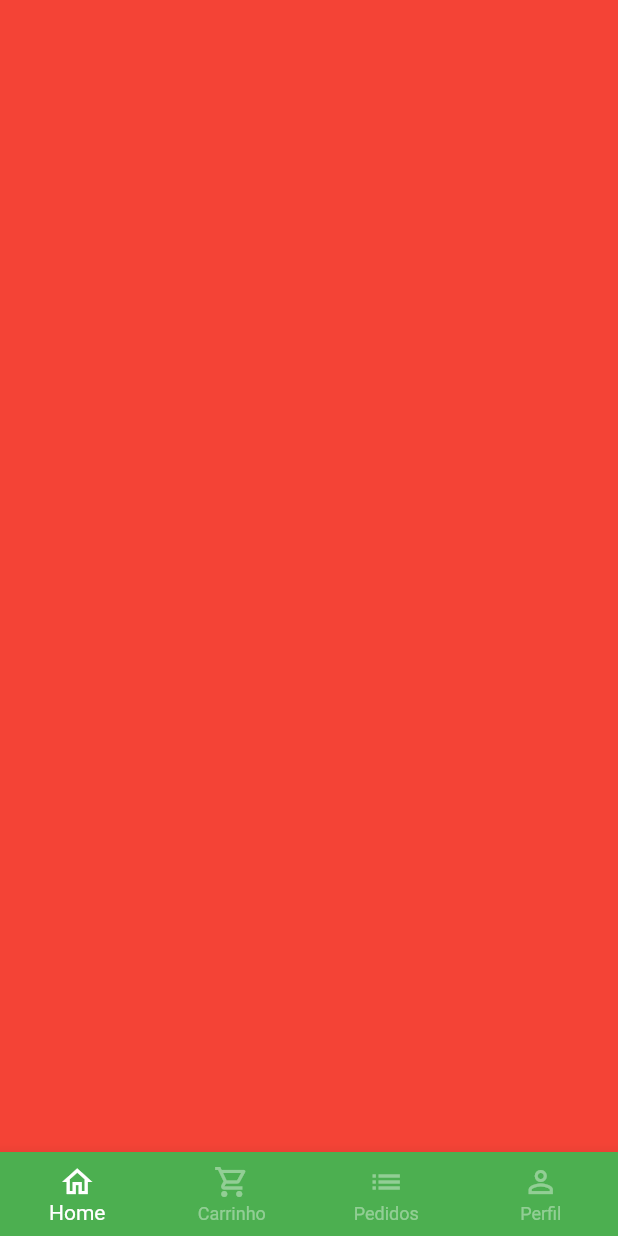
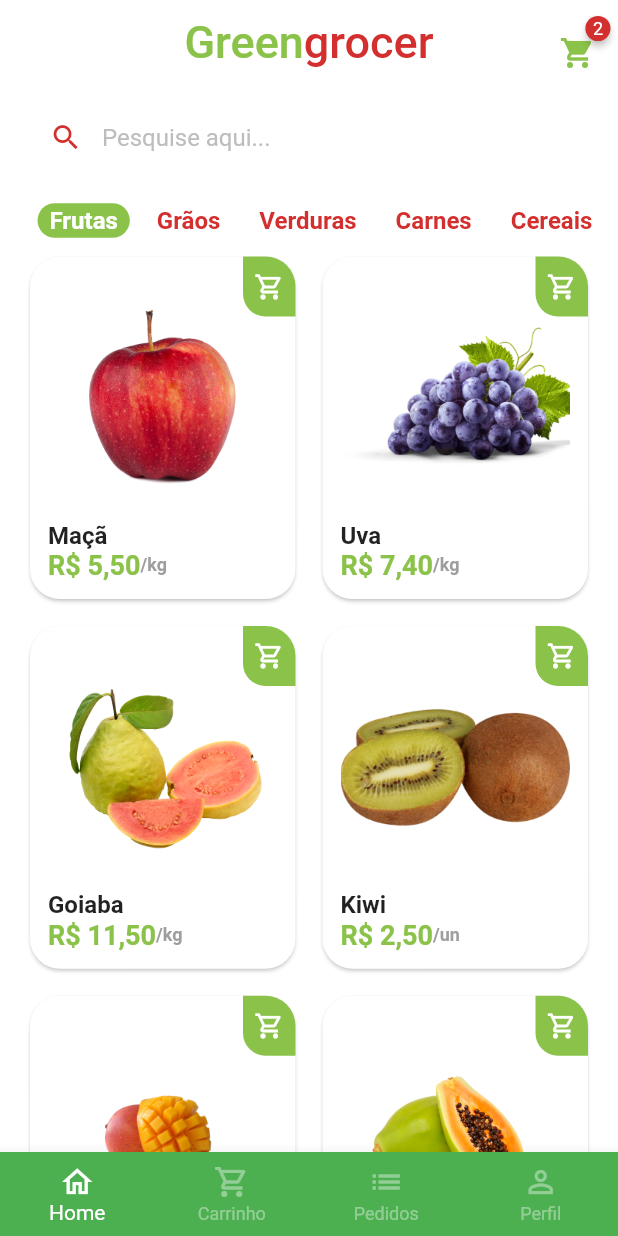
Before and after one commit to carolrosatto/grocery-store-flutter, a Flutter app: the BaseScreen screen opened directly, on a phone screen of 412 x 824 dp. Run offline on Flutter 3.47's test engine with Material 2 defaults, Android fonts, the phone set to English and light mode, and no system bars; drawn by our look-alikes of badges; our stand-ins replace animated_text_kit, mask_text_input_formatter.

Commit message:
Criando página grid de produtos

```diff
--- a/lib/main.dart
+++ b/lib/main.dart
@@ -14,6 +14,7 @@ class MyApp extends StatelessWidget {
       title: 'Flutter Demo',
       theme: ThemeData(
         primarySwatch: Colors.green,
+        scaffoldBackgroundColor: Colors.white.withAlpha(190),
       ),
       home: const SignInScreen(),
       debugShowCheckedModeBanner: false,
--- /dev/null
+++ b/lib/src/components/category_tile.dart
@@ -0,0 +1,46 @@
+import 'package:flutter/material.dart';
+import 'package:green_market/src/config/custom_colors.dart';
+
+class CategoryTile extends StatelessWidget {
+  final String category;
+  final bool isSelected;
+  final VoidCallback onPressed;
+
+  const CategoryTile({
+    Key? key,
+    required this.category,
+    required this.isSelected,
+    required this.onPressed,
+  }) : super(key: key);
+
+  @override
+  Widget build(BuildContext context) {
+    return GestureDetector(
+      onTap: onPressed,
+      child: Align(
+        alignment: Alignment.center,
+        child: Container(
+          padding: const EdgeInsets.symmetric(
+            horizontal: 8.0,
+            vertical: 2.0,
+          ),
+          decoration: BoxDecoration(
+            color: isSelected
+                ? CustomColors.customSwatchColor
+                : Colors.transparent,
+            borderRadius: BorderRadius.circular(12.0),
+          ),
+          child: Text(
+            category,
+            style: TextStyle(
+              color:
+                  isSelected ? Colors.white : CustomColors.customContrastColor,
+              fontWeight: FontWeight.bold,
+              fontSize: 16,
+            ),
+          ),
+        ),
+      ),
+    );
+  }
+}
--- /dev/null
+++ b/lib/src/components/product_tile.dart
@@ -0,0 +1,90 @@
+import 'package:flutter/material.dart';
+import 'package:green_market/src/config/custom_colors.dart';
+import 'package:green_market/src/models/product.dart';
+import 'package:green_market/src/utils/utils.dart';
+
+class ProductTile extends StatelessWidget {
+  final ProductModel product;
+
+  ProductTile({
+    Key? key,
+    required this.product,
+  }) : super(key: key);
+
+  Utils utils = Utils();
+
+  @override
+  Widget build(BuildContext context) {
+    return Stack(
+      children: [
+        Card(
+          elevation: 1,
+          shadowColor: Colors.grey.shade300,
+          shape: RoundedRectangleBorder(
+            borderRadius: BorderRadius.circular(20.0),
+          ),
+          child: Padding(
+            padding: const EdgeInsets.all(12.0),
+            child: Column(
+              crossAxisAlignment: CrossAxisAlignment.stretch,
+              children: [
+                Expanded(
+                  child: Image.asset(product.imgUrl),
+                ),
+                Text(
+                  product.productName,
+                  style: const TextStyle(
+                    fontSize: 16.0,
+                    fontWeight: FontWeight.bold,
+                  ),
+                ),
+                Row(
+                  children: [
+                    Text(
+                      utils.priceToCurrency(product.price),
+                      style: TextStyle(
+                        fontWeight: FontWeight.bold,
+                        fontSize: 18.0,
+                        color: CustomColors.customSwatchColor,
+                      ),
+                    ),
+                    Text(
+                      '/${product.unit}',
+                      style: TextStyle(
+                        color: Colors.grey.shade500,
+                        fontWeight: FontWeight.bold,
+                        fontSize: 12.0,
+                      ),
+                    )
+                  ],
+                )
+              ],
+            ),
+          ),
+        ),
+        Positioned(
+          top: 4.0,
+          right: 4.0,
+          child: GestureDetector(
+            onTap: () {},
+            child: Container(
+              decoration: BoxDecoration(
+                  color: CustomColors.customSwatchColor,
+                  borderRadius: const BorderRadius.only(
+                    bottomLeft: Radius.circular(15.0),
+                    topRight: Radius.circular(20.0),
+                  )),
+              height: 40.0,
+              width: 35.0,
+              child: const Icon(
+                Icons.shopping_cart_outlined,
+                color: Colors.white,
+                size: 20,
+              ),
+            ),
+          ),
+        )
+      ],
+    );
+  }
+}
--- /dev/null
+++ b/lib/src/config/app_data.dart
@@ -0,0 +1,72 @@
+import 'package:green_market/src/models/product.dart';
+
+ProductModel apple = ProductModel(
+  description:
+      'A melhor maçã da região e que conta com o melhor preço de qualquer quitanda. Este item conta com vitaminas essenciais para o fortalecimento corporal, resultando em uma vida saudável.',
+  imgUrl: 'assets/fruits/apple.png',
+  productName: 'Maçã',
+  price: 5.5,
+  unit: 'kg',
+);
+
+ProductModel grape = ProductModel(
+  imgUrl: 'assets/fruits/grape.png',
+  productName: 'Uva',
+  price: 7.4,
+  unit: 'kg',
+  description:
+      'A melhor uva da região e que conta com o melhor preço de qualquer quitanda. Este item conta com vitaminas essenciais para o fortalecimento corporal, resultando em uma vida saudável.',
+);
+
+ProductModel guava = ProductModel(
+  imgUrl: 'assets/fruits/guava.png',
+  productName: 'Goiaba',
+  price: 11.5,
+  unit: 'kg',
+  description:
+      'A melhor goiaba da região e que conta com o melhor preço de qualquer quitanda. Este item conta com vitaminas essenciais para o fortalecimento corporal, resultando em uma vida saudável.',
+);
+
+ProductModel kiwi = ProductModel(
+  imgUrl: 'assets/fruits/kiwi.png',
+  productName: 'Kiwi',
+  price: 2.5,
+  unit: 'un',
+  description:
+      'O melhor kiwi da região e que conta com o melhor preço de qualquer quitanda. Este item conta com vitaminas essenciais para o fortalecimento corporal, resultando em uma vida saudável.',
+);
+
+ProductModel mango = ProductModel(
+  imgUrl: 'assets/fruits/mango.png',
+  productName: 'Manga',
+  price: 2.5,
+  unit: 'un',
+  description:
+      'A melhor manga da região e que conta com o melhor preço de qualquer quitanda. Este item conta com vitaminas essenciais para o fortalecimento corporal, resultando em uma vida saudável.',
+);
+
+ProductModel papaya = ProductModel(
+  imgUrl: 'assets/fruits/papaya.png',
+  productName: 'Mamão papaya',
+  price: 8,
+  unit: 'kg',
+  description:
+      'O melhor mamão da região e que conta com o melhor preço de qualquer quitanda. Este item conta com vitaminas essenciais para o fortalecimento corporal, resultando em uma vida saudável.',
+);
+
+List<ProductModel> products = [
+  apple,
+  grape,
+  guava,
+  kiwi,
+  mango,
+  papaya,
+];
+
+List<String> categories = [
+  "Frutas",
+  "Grãos",
+  "Verduras",
+  "Carnes",
+  "Cereais",
+];
--- /dev/null
+++ b/lib/src/models/product.dart
@@ -0,0 +1,15 @@
+class ProductModel {
+  String productName;
+  String imgUrl;
+  String unit;
+  double price;
+  String description;
+
+  ProductModel({
+    required this.productName,
+    required this.imgUrl,
+    required this.unit,
+    required this.price,
+    required this.description,
+  });
+}
--- a/lib/src/screens/base_screen.dart
+++ b/lib/src/screens/base_screen.dart
@@ -1,4 +1,5 @@
 import 'package:flutter/material.dart';
+import 'package:green_market/src/screens/home_tab.dart';
 
 class BaseScreen extends StatefulWidget {
   const BaseScreen({Key? key}) : super(key: key);
@@ -18,7 +19,7 @@ class _BaseScreenState extends State<BaseScreen> {
         physics: const NeverScrollableScrollPhysics(),
         controller: pageController,
         children: [
-          Container(color: Colors.red),
+          HomeTab(),
           Container(color: Colors.yellow),
           Container(color: Colors.blue),
           Container(color: Colors.purple),
--- /dev/null
+++ b/lib/src/screens/home_tab.dart
@@ -0,0 +1,142 @@
+import 'package:badges/badges.dart';
+import 'package:flutter/material.dart';
+import 'package:green_market/src/components/category_tile.dart';
+import 'package:green_market/src/components/product_tile.dart';
+import 'package:green_market/src/config/custom_colors.dart';
+import 'package:green_market/src/config/app_data.dart' as appData;
+
+class HomeTab extends StatefulWidget {
+  const HomeTab({Key? key}) : super(key: key);
+
+  @override
+  State<HomeTab> createState() => _HomeTabState();
+}
+
+class _HomeTabState extends State<HomeTab> {
+  String selectedCategory = "Frutas";
+
+  @override
+  Widget build(BuildContext context) {
+    return Scaffold(
+      appBar: AppBar(
+        backgroundColor: Colors.transparent,
+        elevation: 0,
+        centerTitle: true,
+        title: Text.rich(
+          TextSpan(
+            style: const TextStyle(fontSize: 30.0),
+            children: [
+              TextSpan(
+                text: "Green",
+                style: TextStyle(
+                  color: CustomColors.customSwatchColor,
+                ),
+              ),
+              TextSpan(
+                text: "grocer",
+                style: TextStyle(
+                  color: CustomColors.customContrastColor,
+                ),
+              ),
+            ],
+          ),
+        ),
+        actions: [
+          Padding(
+            padding: const EdgeInsets.only(
+              top: 15.0,
+              right: 15.0,
+            ),
+            child: GestureDetector(
+              onTap: () {},
+              child: Badge(
+                badgeColor: CustomColors.customContrastColor,
+                badgeContent: const Text(
+                  "2",
+                  style: TextStyle(
+                    color: Colors.white,
+                    fontSize: 12.0,
+                  ),
+                ),
+                child: Icon(
+                  Icons.shopping_cart,
+                  color: CustomColors.customSwatchColor,
+                ),
+              ),
+            ),
+          )
+        ],
+      ),
+      body: Column(children: [
+        Padding(
+          padding: const EdgeInsets.symmetric(
+            horizontal: 20.0,
+            vertical: 10.0,
+          ),
+          child: TextFormField(
+            decoration: InputDecoration(
+              filled: true,
+              fillColor: Colors.white,
+              isDense: true,
+              hintText: "Pesquise aqui...",
+              hintStyle: TextStyle(
+                color: Colors.grey.shade400,
+                fontSize: 16,
+              ),
+              prefixIcon: Icon(
+                Icons.search,
+                color: CustomColors.customContrastColor,
+                size: 22.0,
+              ),
+              border: OutlineInputBorder(
+                borderRadius: BorderRadius.circular(60),
+                borderSide: const BorderSide(
+                  width: 0,
+                  style: BorderStyle.none,
+                ),
+              ),
+            ),
+          ),
+        ),
+        Container(
+          padding: const EdgeInsets.only(
+            left: 25.0,
+          ),
+          height: 40.0,
+          child: ListView.separated(
+            scrollDirection: Axis.horizontal,
+            itemBuilder: (_, index) => CategoryTile(
+              category: appData.categories[index],
+              isSelected: appData.categories[index] == selectedCategory,
+              onPressed: () {
+                setState(() {
+                  selectedCategory = appData.categories[index];
+                });
+              },
+            ),
+            separatorBuilder: (_, index) => const SizedBox(width: 10.0),
+            itemCount: appData.categories.length,
+          ),
+        ),
+        Expanded(
+          child: GridView.builder(
+            padding: const EdgeInsets.fromLTRB(16, 0, 16, 16),
+            physics: const BouncingScrollPhysics(),
+            gridDelegate: const SliverGridDelegateWithFixedCrossAxisCount(
+              crossAxisCount: 2,
+              mainAxisSpacing: 10,
+              crossAxisSpacing: 10,
+              childAspectRatio: 9 / 11.5,
+            ),
+            itemCount: appData.products.length,
+            itemBuilder: (_, index) {
+              return ProductTile(
+                product: appData.products[index],
+              );
+            },
+          ),
+        ),
+      ]),
+    );
+  }
+}
--- /dev/null
+++ b/lib/src/utils/utils.dart
@@ -0,0 +1,8 @@
+import 'package:intl/intl.dart';
+
+class Utils {
+  String priceToCurrency(double price) {
+    NumberFormat numberFormat = NumberFormat.simpleCurrency(locale: 'pt_BR');
+    return numberFormat.format(price);
+  }
+}
```
Also changed, not shown: pubspec.yaml (+10 -3 lines), assets/fruits/apple.png (added), assets/fruits/grape.png (added), assets/fruits/guava.png (added), assets/fruits/kiwi.png (added), assets/fruits/mango.png (added), assets/fruits/papaya.png (added).
